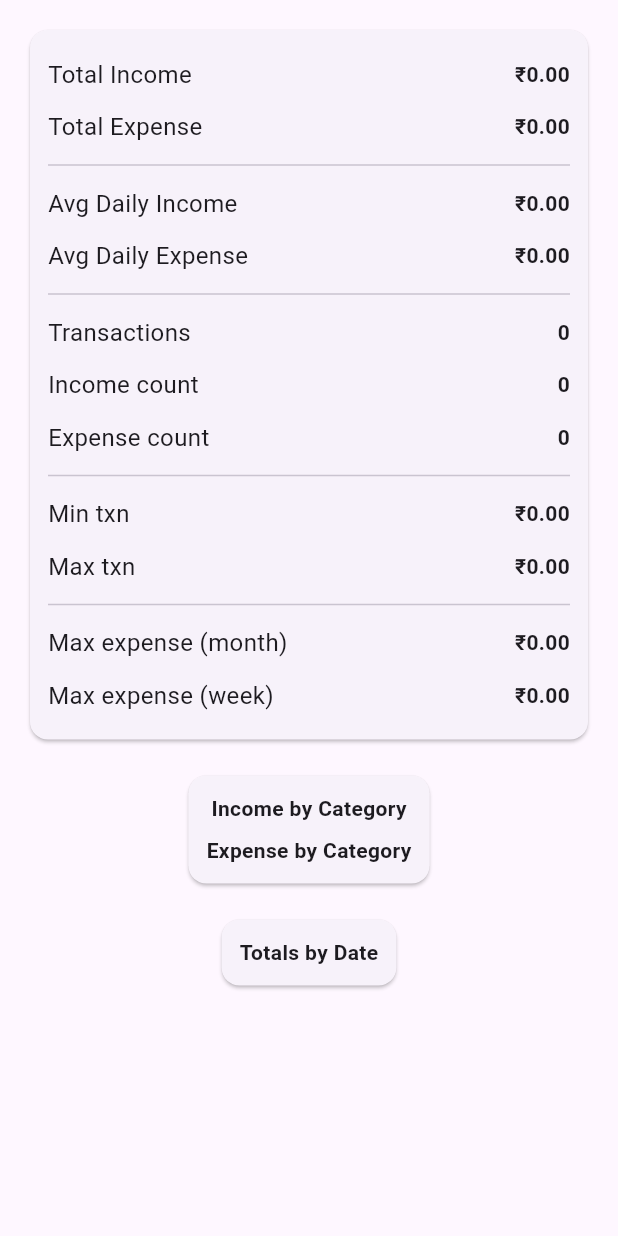
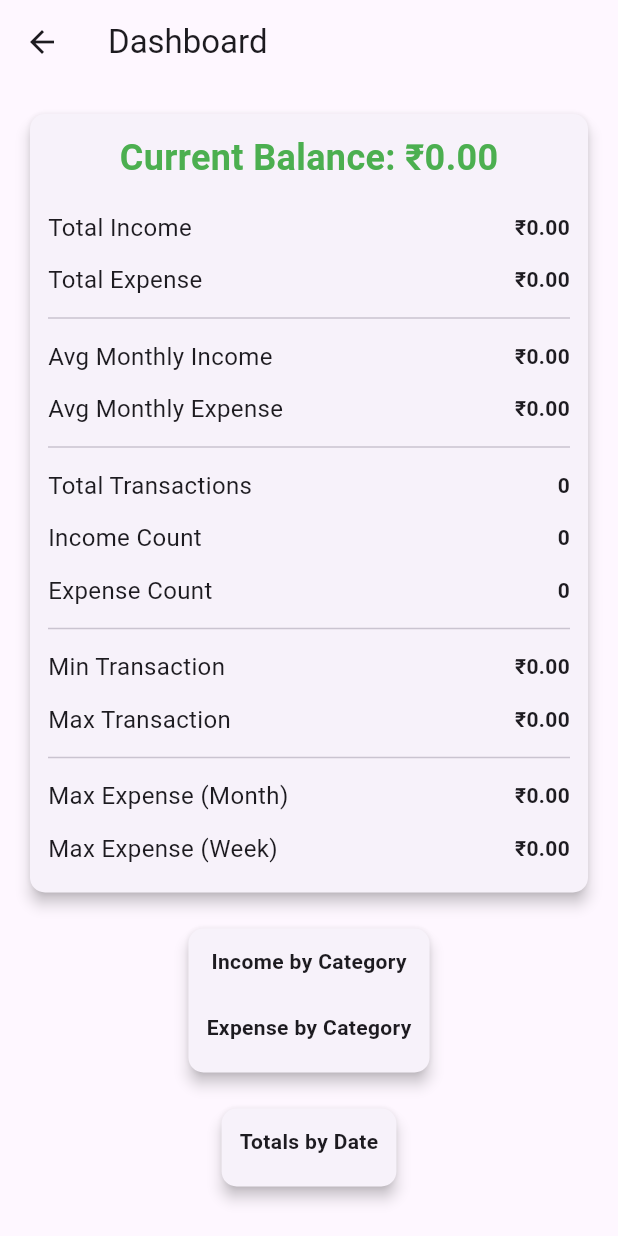
Before and after one commit to vishalvnair124/expensify, a Flutter app: the DashboardScreen screen opened directly with empty values, on a phone screen of 412 x 824 dp. Run offline on Flutter 3.47's test engine with Material 3 defaults, Android fonts, the phone set to English and light mode, and no system bars; our stand-ins replace flutter_bloc, hive, hive_flutter, shared_preferences; accounts and stored records are empty.

Commit message:
Small updates

```diff
--- a/lib/blocs/dashboard/dashboard_bloc.dart
+++ b/lib/blocs/dashboard/dashboard_bloc.dart
@@ -1,6 +1,9 @@
+import 'dart:convert';
+
 import 'package:expensify/models/transaction_model.dart';
 import 'package:flutter_bloc/flutter_bloc.dart';
 import 'package:hive/hive.dart';
+import 'package:shared_preferences/shared_preferences.dart';
 import 'dashboard_event.dart';
 import 'dashboard_state.dart';
 import 'dart:math';
@@ -85,6 +88,18 @@ class DashboardBloc extends Bloc<DashboardEvent, DashboardState> {
     final avgDailyIncome = totalIncome / daysCount;
     final avgDailyExpense = totalExpense / daysCount;
 
+    final prefs = await SharedPreferences.getInstance();
+    final users = prefs.getStringList('users') ?? [];
+    double currentBalance = 0;
+
+    for (final userStr in users) {
+      final user = jsonDecode(userStr);
+      if (user['userId'] == ev.userId) {
+        currentBalance = (user['currentBalance'] ?? 0).toDouble();
+        break;
+      }
+    }
+
     emit(
       DashboardState(
         totalIncome: totalIncome,
@@ -106,6 +121,7 @@ class DashboardBloc extends Bloc<DashboardEvent, DashboardState> {
         transactions: all,
         monthlyIncome: monthlyIncome,
         monthlyExpense: monthlyExpense,
+        currentBalance: currentBalance,
       ),
     );
   }
--- a/lib/blocs/dashboard/dashboard_state.dart
+++ b/lib/blocs/dashboard/dashboard_state.dart
@@ -20,6 +20,7 @@ class DashboardState {
 
   final Map<String, double> monthlyIncome; // NEW
   final Map<String, double> monthlyExpense; // NEW
+  final double currentBalance;
 
   DashboardState({
     required this.totalIncome,
@@ -39,6 +40,7 @@ class DashboardState {
     required this.transactions,
     required this.monthlyIncome, // NEW
     required this.monthlyExpense, // NEW
+    required this.currentBalance,
   });
 }
 
@@ -62,5 +64,6 @@ class DashboardInitial extends DashboardState {
         transactions: [],
         monthlyIncome: {}, // NEW
         monthlyExpense: {}, // NEW
+        currentBalance: 0, // NEW
       );
 }
--- a/lib/screens/dashboard_screen.dart
+++ b/lib/screens/dashboard_screen.dart
@@ -7,6 +7,7 @@ import 'package:flutter_bloc/flutter_bloc.dart';
 class DashboardScreen extends StatefulWidget {
   final int userId;
   const DashboardScreen({super.key, required this.userId});
+
   @override
   State<DashboardScreen> createState() => _DashboardScreenState();
 }
@@ -24,8 +25,8 @@ class _DashboardScreenState extends State<DashboardScreen> {
       child: Row(
         mainAxisAlignment: MainAxisAlignment.spaceBetween,
         children: [
-          Text(title, style: TextStyle(fontSize: 16)),
-          Text(val, style: TextStyle(fontWeight: FontWeight.bold)),
+          Text(title, style: const TextStyle(fontSize: 16)),
+          Text(val, style: const TextStyle(fontWeight: FontWeight.bold)),
         ],
       ),
     );
@@ -34,18 +35,38 @@ class _DashboardScreenState extends State<DashboardScreen> {
   @override
   Widget build(BuildContext context) {
     return Scaffold(
+      appBar: AppBar(title: const Text('Dashboard')),
       body: BlocBuilder<DashboardBloc, DashboardState>(
         builder: (context, st) {
+          if (st is DashboardInitial) {
+            return const Center(child: CircularProgressIndicator());
+          }
+
           return SingleChildScrollView(
             padding: const EdgeInsets.all(16),
             child: Column(
               children: [
                 // Summary
                 Card(
+                  elevation: 4,
+                  shape: RoundedRectangleBorder(
+                    borderRadius: BorderRadius.circular(10),
+                  ),
                   child: Padding(
                     padding: const EdgeInsets.all(12),
                     child: Column(
                       children: [
+                        Text(
+                          'Current Balance: ₹${st.currentBalance.toStringAsFixed(2)}',
+                          style: TextStyle(
+                            fontSize: 24,
+                            fontWeight: FontWeight.bold,
+                            color: st.currentBalance >= 0
+                                ? Colors.green
+                                : Colors.red,
+                          ),
+                        ),
+                        const SizedBox(height: 12),
                         buildRow(
                           "Total Income",
                           "₹${st.totalIncome.toStringAsFixed(2)}",
@@ -54,44 +75,52 @@ class _DashboardScreenState extends State<DashboardScreen> {
                           "Total Expense",
                           "₹${st.totalExpense.toStringAsFixed(2)}",
                         ),
-                        Divider(),
+                        const Divider(),
                         buildRow(
-                          "Avg Daily Income",
+                          "Avg Monthly Income",
                           "₹${st.avgDailyIncome.toStringAsFixed(2)}",
                         ),
                         buildRow(
-                          "Avg Daily Expense",
+                          "Avg Monthly Expense",
                           "₹${st.avgDailyExpense.toStringAsFixed(2)}",
                         ),
-                        Divider(),
-                        buildRow("Transactions", "${st.totalTransactions}"),
-                        buildRow("Income count", "${st.incomeCount}"),
-                        buildRow("Expense count", "${st.expenseCount}"),
-                        Divider(),
+                        const Divider(),
                         buildRow(
-                          "Min txn",
+                          "Total Transactions",
+                          "${st.totalTransactions}",
+                        ),
+                        buildRow("Income Count", "${st.incomeCount}"),
+                        buildRow("Expense Count", "${st.expenseCount}"),
+                        const Divider(),
+                        buildRow(
+                          "Min Transaction",
                           "₹${st.minTransaction.toStringAsFixed(2)}",
                         ),
                         buildRow(
-                          "Max txn",
+                          "Max Transaction",
                           "₹${st.maxTransaction.toStringAsFixed(2)}",
                         ),
-                        Divider(),
+                        const Divider(),
                         buildRow(
-                          "Max expense (month)",
+                          "Max Expense (Month)",
                           "₹${st.maxExpenseMonth.toStringAsFixed(2)}",
                         ),
                         buildRow(
-                          "Max expense (week)",
+                          "Max Expense (Week)",
                           "₹${st.maxExpenseWeek.toStringAsFixed(2)}",
                         ),
                       ],
                     ),
                   ),
                 ),
-                SizedBox(height: 16),
-                // Category breakdown
+                const SizedBox(height: 16),
+
+                // Category Breakdown
                 Card(
+                  elevation: 4,
+                  shape: RoundedRectangleBorder(
+                    borderRadius: BorderRadius.circular(10),
+                  ),
                   child: Padding(
                     padding: const EdgeInsets.all(12),
                     child: Column(
@@ -100,15 +129,17 @@ class _DashboardScreenState extends State<DashboardScreen> {
                           "Income by Category",
                           style: TextStyle(fontWeight: FontWeight.bold),
                         ),
+                        const SizedBox(height: 8),
                         ...st.incomeByCategory.entries.map(
                           (e) =>
                               buildRow(e.key, "₹${e.value.toStringAsFixed(2)}"),
                         ),
-                        const SizedBox(height: 8),
+                        const SizedBox(height: 16),
                         const Text(
                           "Expense by Category",
                           style: TextStyle(fontWeight: FontWeight.bold),
                         ),
+                        const SizedBox(height: 8),
                         ...st.expenseByCategory.entries.map(
                           (e) =>
                               buildRow(e.key, "₹${e.value.toStringAsFixed(2)}"),
@@ -117,17 +148,24 @@ class _DashboardScreenState extends State<DashboardScreen> {
                     ),
                   ),
                 ),
-                SizedBox(height: 16),
-                // Datewise totals
+                const SizedBox(height: 16),
+
+                // Totals by Date (for plotting charts)
                 Card(
+                  elevation: 4,
+                  shape: RoundedRectangleBorder(
+                    borderRadius: BorderRadius.circular(10),
+                  ),
                   child: Padding(
                     padding: const EdgeInsets.all(12),
                     child: Column(
+                      crossAxisAlignment: CrossAxisAlignment.start,
                       children: [
                         const Text(
                           "Totals by Date",
                           style: TextStyle(fontWeight: FontWeight.bold),
                         ),
+                        const SizedBox(height: 8),
                         ...st.totalsByDate.entries.map(
                           (e) =>
                               buildRow(e.key, "₹${e.value.toStringAsFixed(2)}"),
```
